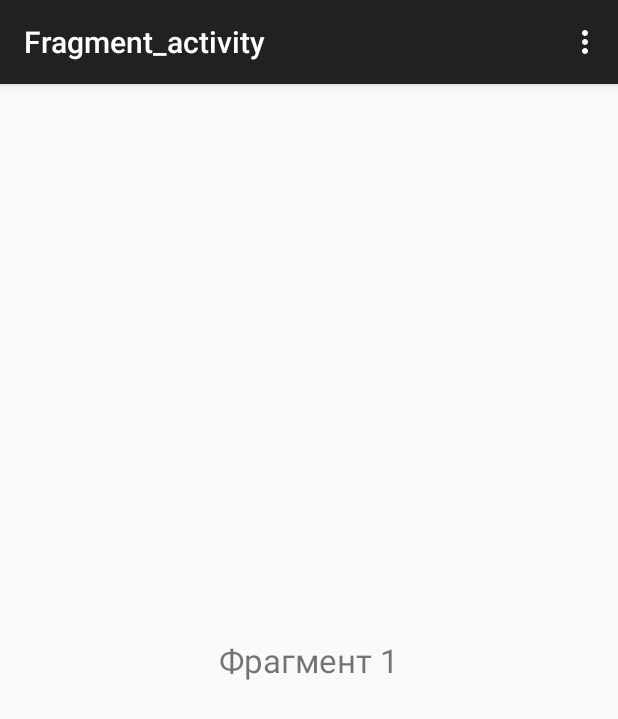
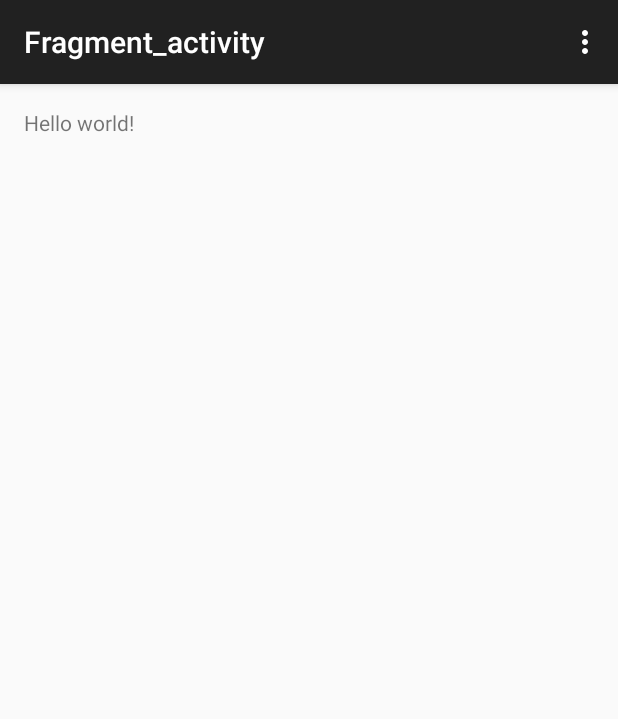
Before and after one commit to JokerDvD/E_sapa_ver_3_00, an Android app: the screen it shows after launch (Fragment_activity), on a phone screen of 412 x 824 dp. Shown: the top 719 px of the screen. Run offline under Robolectric (Android 15) with nearby library versions, the light colour scheme and no system bars.

Commit message:
Revert "add viewPager"
This reverts commit 9949b934dc82f5979db006f455924663e73a55d6.

```diff
--- a/app/src/main/java/com/example/admin/e_sapa_ver_3_00/Fragment_activity.java
+++ b/app/src/main/java/com/example/admin/e_sapa_ver_3_00/Fragment_activity.java
@@ -1,18 +1,16 @@
 package com.example.admin.e_sapa_ver_3_00;
 
+import android.support.v7.app.AppCompatActivity;
 import android.os.Bundle;
-import android.support.v4.view.ViewPager;
-import android.support.v7.app.AppCompatActivity;
 import android.view.Menu;
 import android.view.MenuItem;
+
 public class Fragment_activity extends AppCompatActivity {
 
     @Override
     protected void onCreate(Bundle savedInstanceState) {
         super.onCreate(savedInstanceState);
         setContentView(R.layout.activity_fragment_activity);
-        ViewPager pager=(ViewPager)findViewById(R.id.pager);
-        pager.setAdapter(new MyAdapter(getSupportFragmentManager()));
     }
 
     @Override
--- a/app/src/main/java/com/example/admin/e_sapa_ver_3_00/MyAdapter.java
+++ /dev/null
@@ -1,20 +0,0 @@
-package com.example.admin.e_sapa_ver_3_00;
-
-
-import android.support.v4.app.Fragment;
-import android.support.v4.app.FragmentManager;
-import android.support.v4.app.FragmentPagerAdapter;
-
-public class MyAdapter extends FragmentPagerAdapter {
-    public MyAdapter(FragmentManager mgr) {
-        super(mgr);
-    }
-    @Override
-    public int getCount() {
-        return(10);
-    }
-    @Override
-    public Fragment getItem(int position) {
-        return(ValidateTabacco.newInstance(position));
-    }
-}
--- a/app/src/main/java/com/example/admin/e_sapa_ver_3_00/ValidateTabacco.java
+++ /dev/null
@@ -1,39 +0,0 @@
-package com.example.admin.e_sapa_ver_3_00;
-
-import android.os.Bundle;
-import android.support.v4.app.Fragment;
-import android.view.LayoutInflater;
-import android.view.View;
-import android.view.ViewGroup;
-import android.widget.TextView;
-
-public class ValidateTabacco extends Fragment {
-
-    private int pageNumber;
-
-    public static ValidateTabacco newInstance(int page) {
-        ValidateTabacco fragment = new ValidateTabacco();
-        Bundle args=new Bundle();
-        args.putInt("num", page);
-        fragment.setArguments(args);
-        return fragment;
-    }
-
-    public ValidateTabacco() {
-    }
-
-    @Override
-    public void onCreate(Bundle savedInstanceState) {
-        super.onCreate(savedInstanceState);
-        pageNumber = getArguments() != null ? getArguments().getInt("num") : 1;
-    }
-
-    @Override
-    public View onCreateView(LayoutInflater inflater, ViewGroup container,
-                             Bundle savedInstanceState) {
-        View result=inflater.inflate(R.layout.fragment_validate_tabacco, container, false);
-        TextView pageHeader=(TextView)result.findViewById(R.id.displayText);
-        pageHeader.setText("Фрагмент " + String.valueOf(pageNumber+1));
-        return result;
-    }
-}
--- a/app/src/main/res/layout/activity_fragment_activity.xml
+++ b/app/src/main/res/layout/activity_fragment_activity.xml
@@ -6,12 +6,7 @@
     android:paddingBottom="@dimen/activity_vertical_margin"
     tools:context="com.example.admin.e_sapa_ver_3_00.Fragment_activity">
 
-    <android.support.v4.view.ViewPager
-        xmlns:android="http://schemas.android.com/apk/res/android"
-        android:id="@+id/pager"
-        android:layout_width="match_parent"
-        android:layout_height="match_parent">
-
-    </android.support.v4.view.ViewPager>
+    <TextView android:text="@string/hello_world" android:layout_width="wrap_content"
+        android:layout_height="wrap_content" />
 
 </RelativeLayout>
--- a/app/src/main/res/layout/fragment_validate_tabacco.xml
+++ /dev/null
@@ -1,14 +0,0 @@
-<FrameLayout xmlns:android="http://schemas.android.com/apk/res/android"
-    xmlns:tools="http://schemas.android.com/tools"
-    android:layout_width="match_parent"
-    android:layout_height="match_parent"
-    tools:context="com.example.eugene.viewpagerapp.DetailFragment">
-
-    <TextView
-        android:id="@+id/displayText"
-        android:layout_width="wrap_content"
-        android:layout_height="wrap_content"
-        android:textSize="22dip"
-        android:layout_gravity="center" />
-
-</FrameLayout>
--- a/app/src/main/res/values/strings.xml
+++ b/app/src/main/res/values/strings.xml
@@ -4,7 +4,4 @@
     <string name="hello_world">Hello world!</string>
     <string name="action_settings">Settings</string>
     <string name="title_activity_fragment_activity">Fragment_activity</string>
-
-<!-- TODO: Remove or change this placeholder text -->
-    <string name="hello_blank_fragment">Hello blank fragment</string>
 </resources>
```
